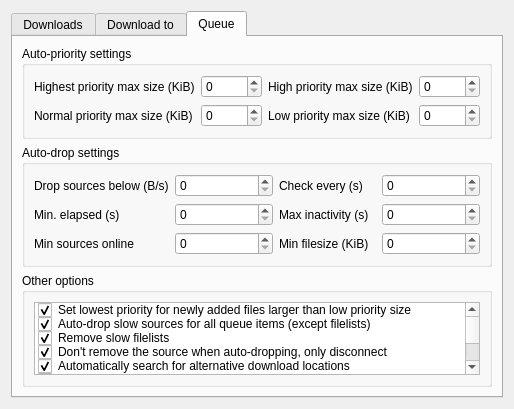
Old version of the form eiskaltdcpp/ui/UISettingsDownloads.ui in the repository eiskaltdcpp/eiskaltdcpp.
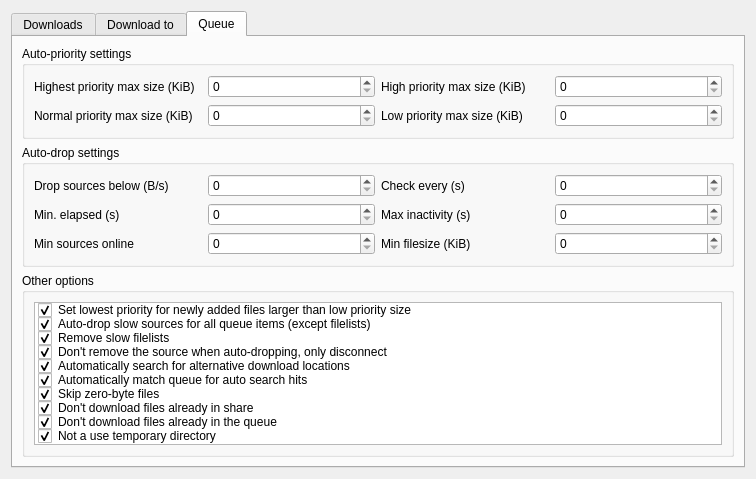
New version of the form. The open tabs and pages were chosen to show the change.

```diff
--- a/eiskaltdcpp/ui/UISettingsDownloads.ui
+++ b/eiskaltdcpp/ui/UISettingsDownloads.ui
@@ -6,8 +6,8 @@
    <rect>
     <x>0</x>
     <y>0</y>
-    <width>508</width>
-    <height>363</height>
+    <width>756</width>
+    <height>479</height>
    </rect>
   </property>
   <property name="windowTitle">
@@ -465,6 +465,17 @@
               <set>ItemIsSelectable|ItemIsUserCheckable|ItemIsEnabled</set>
              </property>
             </item>
+            <item>
+             <property name="text">
+              <string>Not a use temporary directory</string>
+             </property>
+             <property name="checkState">
+              <enum>Checked</enum>
+             </property>
+             <property name="flags">
+              <set>ItemIsSelectable|ItemIsUserCheckable|ItemIsEnabled</set>
+             </property>
+            </item>
            </widget>
           </item>
          </layout>
```
Left out of the diff: 2 changed lines with no effect on the pictures.
